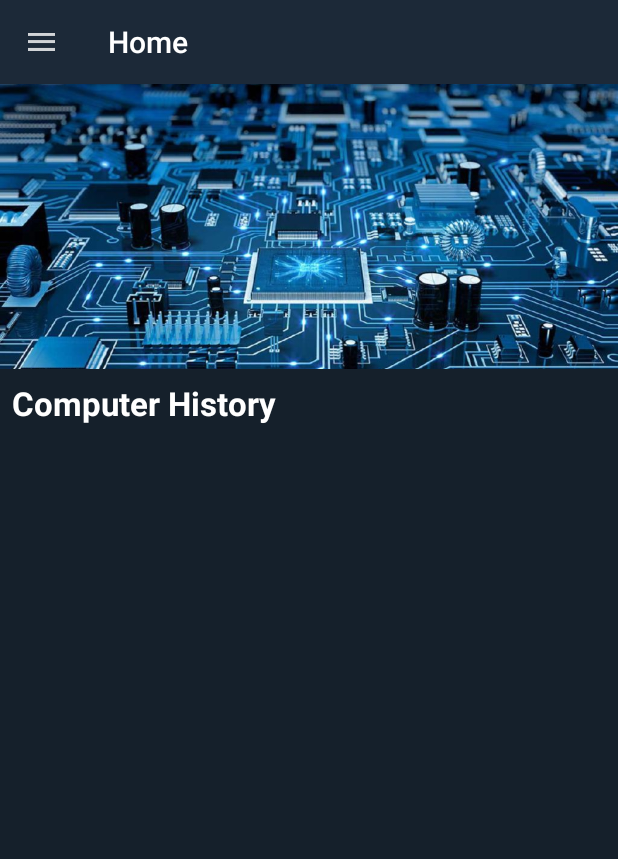
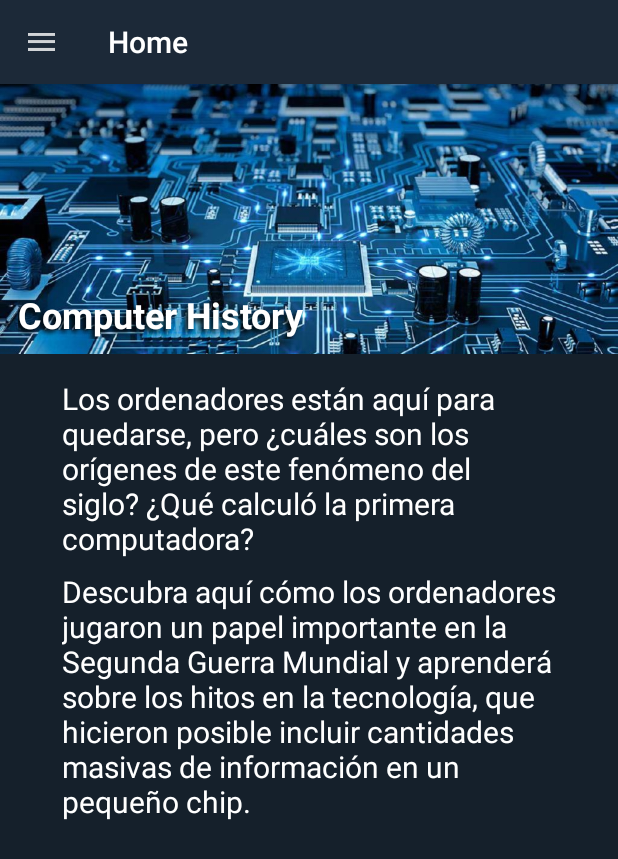
Before and after one commit to dgrdm9/ComputerHistory, an Android app: the screen it shows after launch (MainActivity), on a phone screen of 412 x 824 dp. Shown: the top 859 px of the screen. Run offline under Robolectric (Android 15) with nearby library versions, the phone set to English and light mode, and no system bars; our stand-ins replace Picasso.

Commit message:
Still developing it
Added:
- Event Model
- Home Screen Text
- Few layout improvements

```diff
--- a/app/build.gradle
+++ b/app/build.gradle
@@ -25,6 +25,7 @@ dependencies {
     implementation 'com.android.support:design:27.1.0'
     implementation 'com.android.support:support-v4:27.1.0'
     implementation 'com.squareup.picasso:picasso:2.71828'
+    implementation 'com.android.support:cardview-v7:27.1.0'
     testImplementation 'junit:junit:4.12'
     androidTestImplementation 'com.android.support.test:runner:1.0.2'
     androidTestImplementation 'com.android.support.test.espresso:espresso-core:3.0.2'
--- a/app/src/main/res/layout/activity_main.xml
+++ b/app/src/main/res/layout/activity_main.xml
@@ -3,7 +3,7 @@
     android:id="@+id/drawer_layout"
     android:layout_width="match_parent"
     android:layout_height="match_parent"
-    android:background="#1A2632"
+    android:background="#15202B"
     android:fitsSystemWindows="true">
     <!-- The main content view -->
 
--- a/app/src/main/res/layout/fragment_home.xml
+++ b/app/src/main/res/layout/fragment_home.xml
@@ -7,23 +7,62 @@
     android:background="#15202B"
     tools:context=".Fragments.HomeFragment">
 
-    <ImageView
-        android:id="@+id/imageView2"
+    <FrameLayout
+        android:id="@+id/frameLayout"
         android:layout_width="match_parent"
-        android:layout_height="190dp"
+        android:layout_height="180dp">
+
+        <ImageView
+            android:id="@+id/imageView2"
+            android:layout_width="match_parent"
+            android:layout_height="match_parent"
+            android:scaleType="centerCrop" />
+
+        <TextView
+            android:id="@+id/textView2"
+            android:layout_width="wrap_content"
+            android:layout_height="wrap_content"
+            android:layout_gravity="bottom"
+            android:layout_marginStart="12dp"
+            android:layout_marginBottom="10dp"
+            android:shadowColor="#000000"
+            android:shadowDx="-3"
+            android:shadowDy="3"
+            android:shadowRadius="4"
+            android:text="@string/app_name"
+            android:textAppearance="@style/NameText"
+            android:textSize="24sp" />
+    </FrameLayout>
+
+
+    <TextView
+        android:id="@+id/textView3"
+        android:layout_width="330dp"
+        android:layout_height="wrap_content"
+        android:layout_marginStart="8dp"
+        android:layout_marginTop="16dp"
+        android:layout_marginEnd="8dp"
+        android:text="@string/homeDescription1"
+        android:textAppearance="@style/TextAppearance.AppCompat.Medium"
+        android:textColor="@android:color/white"
+        android:textSize="20sp"
         app:layout_constraintEnd_toEndOf="parent"
         app:layout_constraintStart_toStartOf="parent"
-        app:layout_constraintTop_toTopOf="parent" />
+        app:layout_constraintTop_toBottomOf="@+id/frameLayout" />
 
     <TextView
-        android:id="@+id/textView2"
-        android:layout_width="wrap_content"
+        android:id="@+id/textView4"
+        android:layout_width="330dp"
         android:layout_height="wrap_content"
         android:layout_marginStart="8dp"
         android:layout_marginTop="8dp"
-        android:text="@string/app_name"
-        android:textAppearance="@style/NameText"
+        android:layout_marginEnd="8dp"
+        android:text="@string/homeDescription2"
+        android:textAppearance="@style/TextAppearance.AppCompat.Medium"
+        android:textColor="@android:color/white"
+        android:textSize="20sp"
+        app:layout_constraintEnd_toEndOf="parent"
         app:layout_constraintStart_toStartOf="parent"
-        app:layout_constraintTop_toBottomOf="@+id/imageView2"/>
+        app:layout_constraintTop_toBottomOf="@+id/textView3" />
 
 </android.support.constraint.ConstraintLayout>
--- a/app/src/main/res/layout/header_navigation_drawer.xml
+++ b/app/src/main/res/layout/header_navigation_drawer.xml
@@ -9,7 +9,7 @@
         android:layout_width="wrap_content"
         android:layout_height="wrap_content"
         android:layout_marginStart="16dp"
-        android:layout_marginTop="40dp"
+        android:layout_marginTop="45dp"
         android:src="@mipmap/ic_launcher_round"
         app:layout_constraintStart_toStartOf="parent"
         app:layout_constraintTop_toTopOf="parent" />
--- a/app/src/main/res/values-v21/styles.xml
+++ b/app/src/main/res/values-v21/styles.xml
@@ -21,6 +21,10 @@
 
     <style name="NameText" parent="Base.TextAppearance.AppCompat.Large">
         <item name="android:textColor">#FFFFFF</item>
+        <item name="android:shadowColor">#000000</item>
+        <item name="android:shadowDx">-3</item>
+        <item name="android:shadowDy">3</item>
+        <item name="android:shadowRadius">4</item>
         <item name="android:textStyle">bold</item>
     </style>
 
--- a/app/src/main/res/values/strings.xml
+++ b/app/src/main/res/values/strings.xml
@@ -9,4 +9,8 @@
     <string name="hello_blank_fragment">Hello blank fragment</string>
     <string name="defaultFragment">Home</string>
     <string name="madeby">Made by David Garrido</string>
+    <string name="homeDescription1">Los ordenadores están aquí para quedarse, pero ¿cuáles son los orígenes de este fenómeno del siglo?
+        ¿Qué calculó la primera computadora?</string>
+    <string name="homeDescription2">Descubra aquí cómo los ordenadores jugaron un papel importante en la Segunda Guerra Mundial
+        y aprenderá sobre los hitos en la tecnología, que hicieron posible incluir cantidades masivas de información en un pequeño chip.</string>
 </resources>
--- a/app/src/main/res/values/styles.xml
+++ b/app/src/main/res/values/styles.xml
@@ -18,6 +18,10 @@
 
     <style name="NameText" parent="Base.TextAppearance.AppCompat.Large">
         <item name="android:textColor">#FFFFFF</item>
+        <item name="android:shadowColor">#000000</item>
+        <item name="android:shadowDx">-3</item>
+        <item name="android:shadowDy">3</item>
+        <item name="android:shadowRadius">4</item>
         <item name="android:textStyle">bold</item>
     </style>
 
```
Also changed, not shown: app/src/main/java/com/dgrdm9/menulist/Models/Evento.java (added, +30 -0 lines), app/src/main/res/layout/card_view.xml (added, +23 -0 lines).
